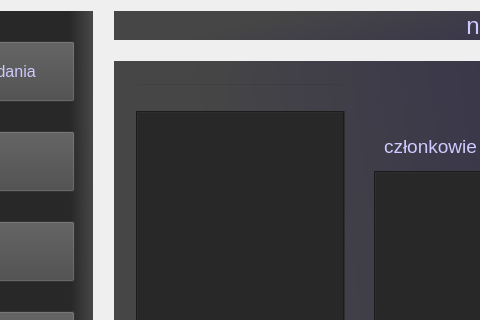
Before: the Qt Designer form project_managment/project_managment/project_managment.ui in Sleyn2/IO_projectmanagement, drawn with Qt 5; both pictures show x 207 to 687 and y 0 to 320 of the 1279 by 718 pixel window.
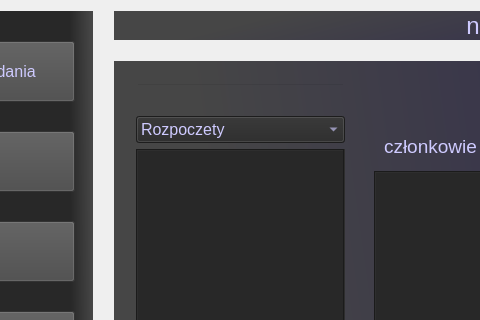
After: the same form once the commit is applied.

Commit message: comboBox filtrujący projekty i zadania

```diff
--- a/project_managment/project_managment/project_managment.ui
+++ b/project_managment/project_managment/project_managment.ui
@@ -171,12 +171,46 @@
          <layout class="QVBoxLayout" name="verticalLayout">
           <item>
            <widget class="QLineEdit" name="lineEdit_search">
+            <property name="font">
+             <font>
+              <pointsize>12</pointsize>
+             </font>
+            </property>
             <property name="styleSheet">
              <string notr="true">background-color: rgba(255, 255, 255, 0);
 color: rgb(206, 202, 255);</string>
             </property>
            </widget>
           </item>
+          <item>
+           <widget class="QComboBox" name="comboBox_filtr">
+            <property name="font">
+             <font>
+              <pointsize>12</pointsize>
+             </font>
+            </property>
+            <property name="styleSheet">
+             <string notr="true">color: rgb(206, 202, 255);
+border-color: rgb(255, 255, 255);
+background-color: rgba(40, 40, 40, 255);</string>
+            </property>
+            <item>
+             <property name="text">
+              <string>Rozpoczety</string>
+             </property>
+            </item>
+            <item>
+             <property name="text">
+              <string>Zawieszony</string>
+             </property>
+            </item>
+            <item>
+             <property name="text">
+              <string>Zamknięty</string>
+             </property>
+            </item>
+           </widget>
+          </item>
           <item>
            <widget class="QListWidget" name="ProjectList">
             <property name="font">
```
